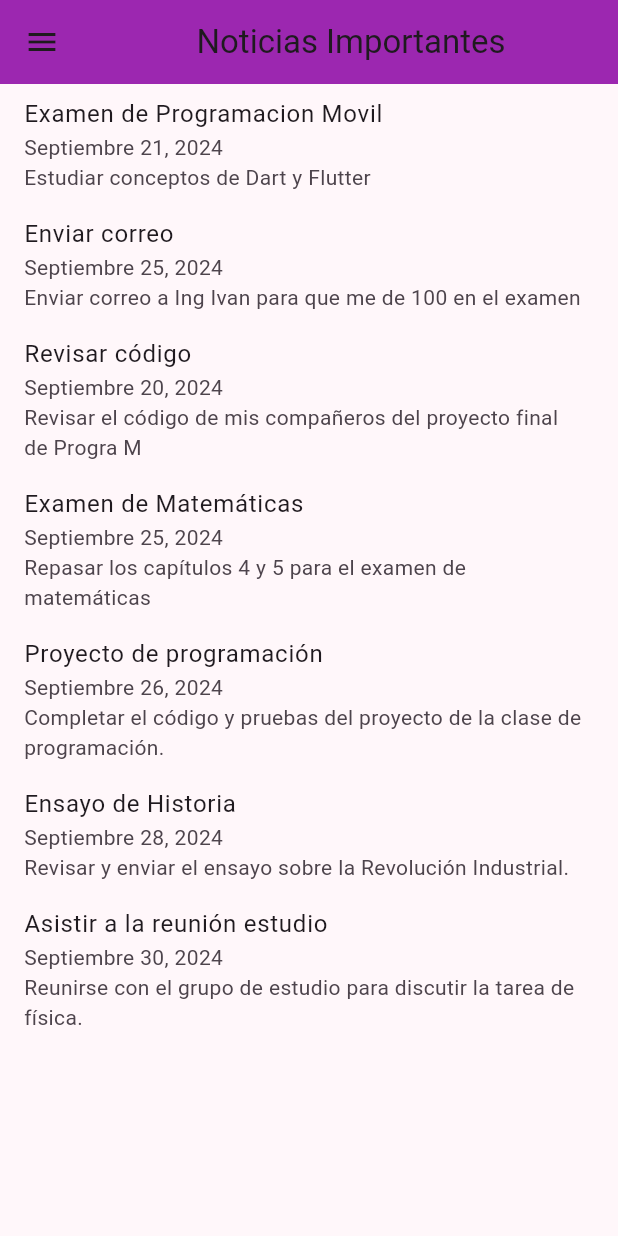
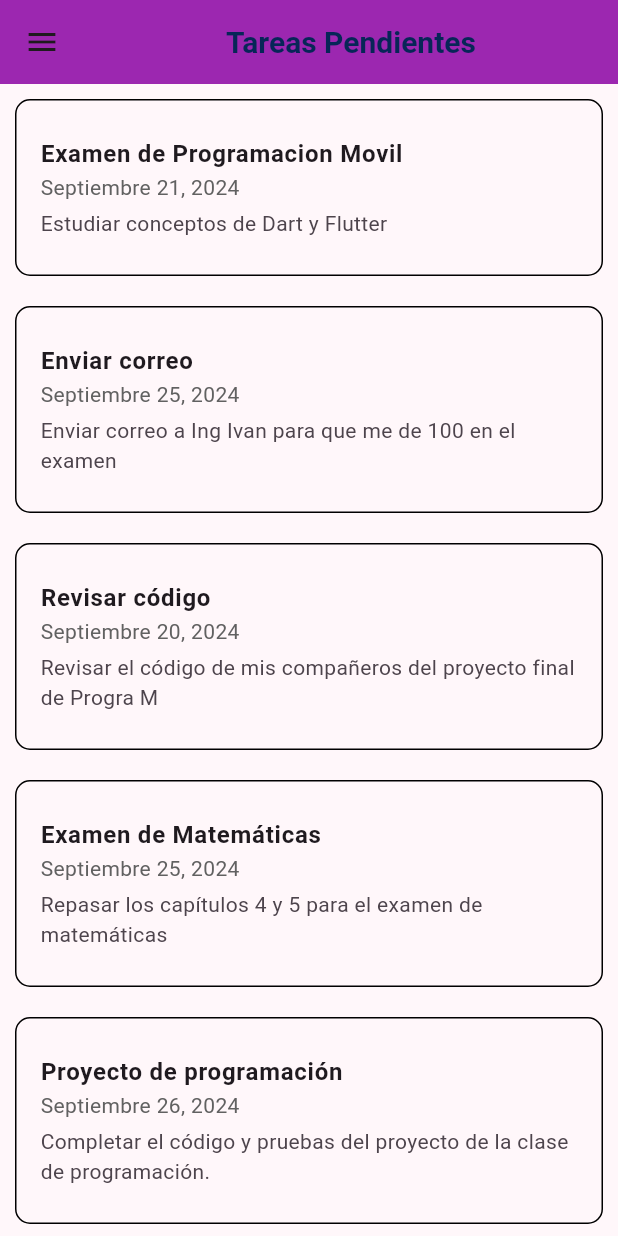
Before and after one commit to dddgonzr/Examen1, a Flutter app: the TodoScreen screen opened directly, on a phone screen of 412 x 824 dp. Run offline on Flutter 3.47's test engine with Material 3 defaults, Android fonts, the phone set to English and light mode, and no system bars.

Commit message:
mejore un poco apariencia

```diff
--- a/lib/Presentation/Screens/home_screen.dart
+++ b/lib/Presentation/Screens/home_screen.dart
@@ -1,3 +1,4 @@
+import 'package:examen1_programovil/Presentation/Themes/main_theme.dart';
 import 'package:examen1_programovil/Presentation/Widgets/drawer_widget.dart';
 import 'package:examen1_programovil/Presentation/Widgets/homscreenbody_widget.dart';
 import 'package:flutter/material.dart';
@@ -9,7 +10,9 @@ class HomeScreen extends StatelessWidget {
   Widget build(BuildContext context) {
     return Scaffold(
       appBar: AppBar(
-        title: const Center(child:  Text('Ceutec App')),
+        title: const Center(child:  Text('Ceutec App', style: textStyle,)
+  ),
+
         backgroundColor: Colors.purple,
       ),
         drawer:appDrawer(context),
--- a/lib/Presentation/Screens/noticias_screen.dart
+++ b/lib/Presentation/Screens/noticias_screen.dart
@@ -1,4 +1,5 @@
 import 'package:examen1_programovil/Models/news_model.dart';
+import 'package:examen1_programovil/Presentation/Themes/main_theme.dart';
 import 'package:examen1_programovil/Presentation/Widgets/drawer_widget.dart';
 import 'package:flutter/material.dart';
 
@@ -33,7 +34,7 @@ class _NoticiasScreenState extends State<NoticiasScreen> {
   Widget build(BuildContext context) {
     return Scaffold(
       appBar: AppBar(
-        title: const Center(child:  Text('Noticias Importantes')),
+        title: const Center(child:  Text('Noticias Importantes', style: textStyle,)),
         backgroundColor: Colors.purple,
       ),
         drawer:appDrawer(context),
@@ -42,7 +43,7 @@ class _NoticiasScreenState extends State<NoticiasScreen> {
         itemBuilder: (context, index) {
           final noticia = noticiasList[index];
           return Card(
-            margin: EdgeInsets.all(15.0),
+            margin: EdgeInsets.all(30.0),
             child: Column(
               crossAxisAlignment: CrossAxisAlignment.start,
               children: [
--- a/lib/Presentation/Screens/todo_screen.dart
+++ b/lib/Presentation/Screens/todo_screen.dart
@@ -1,4 +1,5 @@
 import 'package:examen1_programovil/Models/todos_model.dart';
+import 'package:examen1_programovil/Presentation/Themes/main_theme.dart';
 import 'package:examen1_programovil/Presentation/Widgets/drawer_widget.dart';
 import 'package:flutter/material.dart';
 
@@ -25,7 +26,7 @@ class _TodoScreenState extends State<TodoScreen> {
   Widget build(BuildContext context) {
     return Scaffold(
       appBar: AppBar(
-        title: const Center(child:  Text('Noticias Importantes')),
+        title: const Center(child:  Text('Tareas Pendientes', style: textStyle)),
         backgroundColor: Colors.purple,
       ),
         drawer:appDrawer(context),
@@ -33,14 +34,40 @@ class _TodoScreenState extends State<TodoScreen> {
         itemCount: todosList.length,
         itemBuilder: (context, index) {
           final todo = todosList[index];
-          return ListTile(
-            title: Text(todo.title),
-            subtitle: Text(
-              '${todo.fecha}\n${todo.body}',
-          )
+          return Container(
+            margin: const EdgeInsets.all(10),
+            decoration: BoxDecoration(
+              border: Border.all(color: Colors.black),
+              borderRadius: BorderRadius.circular(10),
+            ),
+            child: ListTile(
+              title: Text(
+                todo.title,
+                style: const TextStyle(
+                  fontWeight: FontWeight.bold,
+                ),
+              ),
+              subtitle: Column(
+                crossAxisAlignment: CrossAxisAlignment.start,
+                children: [
+                  Text(
+                    todo.fecha,
+                    style: TextStyle(
+                      color: Colors.grey[700],
+                    ),
+                  ),
+                  const SizedBox(height: 4),
+                  Text(
+                    todo.body,
+                    style: const TextStyle(fontSize: 14),
+                  ),
+                ],
+              ),
+              contentPadding: const EdgeInsets.all(16),
+            ),
           );
-          }
-          ),
-      );
+        },
+      ),
+    );
   }
 }
--- /dev/null
+++ b/lib/Presentation/Themes/main_theme.dart
@@ -0,0 +1,12 @@
+
+
+import 'package:flutter/material.dart';
+
+final theme = ThemeData(
+        colorScheme: ColorScheme.fromSeed(seedColor: Colors.purple),
+        useMaterial3: true);
+
+const textStyle = TextStyle(
+       fontSize: 20,
+       fontWeight: FontWeight.bold,
+       color: Color.fromARGB(255, 7, 38, 87));
--- a/lib/Presentation/Widgets/drawer_widget.dart
+++ b/lib/Presentation/Widgets/drawer_widget.dart
@@ -2,6 +2,7 @@
 import 'package:examen1_programovil/Presentation/Screens/home_screen.dart';
 import 'package:examen1_programovil/Presentation/Screens/noticias_screen.dart';
 import 'package:examen1_programovil/Presentation/Screens/todo_screen.dart';
+import 'package:examen1_programovil/Presentation/Themes/main_theme.dart';
 import 'package:flutter/material.dart';
 
 appDrawer (BuildContext context){
--- a/lib/Presentation/Widgets/homscreenbody_widget.dart
+++ b/lib/Presentation/Widgets/homscreenbody_widget.dart
@@ -1,10 +1,17 @@
 import 'package:flutter/material.dart';
 
-var body =  const Center(
+var body =   Center(
   child: Column(
     mainAxisAlignment: MainAxisAlignment.center,
     children: [
-     Text('Bienvenido a tu App Interactiva de Ceutec'),
+     const Text('Bienvenido a tu App Interactiva de Ceutec',
+     style: TextStyle(
+    fontSize: 24,
+    fontWeight: FontWeight.bold,
+     ),
+    ),
+    const  SizedBox(height: 15.00,),
+    Image.asset('lib/Assets/ceu.png'),
 
 
 
--- a/lib/main.dart
+++ b/lib/main.dart
@@ -1,4 +1,5 @@
 import 'package:examen1_programovil/Presentation/Screens/home_screen.dart';
+import 'package:examen1_programovil/Presentation/Themes/main_theme.dart';
 import 'package:flutter/material.dart';
 
 void main() {
@@ -11,9 +12,7 @@ class MainApp extends StatelessWidget {
   @override
   Widget build(BuildContext context) {
     return MaterialApp(
-        theme: ThemeData(
-        colorScheme: ColorScheme.fromSeed(seedColor: Colors.purple),
-        useMaterial3: true),
+        theme: theme,
         home: const HomeScreen(),
       );
   }
--- a/pubspec.yaml
+++ b/pubspec.yaml
@@ -21,3 +21,4 @@ flutter:
     - lib\Assets\download.jpg
     - lib\Assets\examenes.jpg
     - lib\Assets\feria.jpg
+    - lib\Assets\ceu.png
```
Also changed, not shown: lib/Assets/ceu.png (added).
